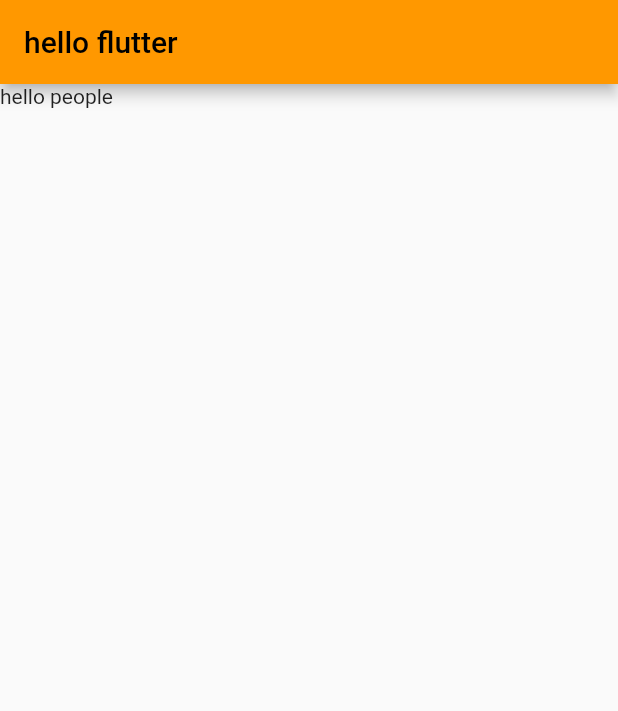
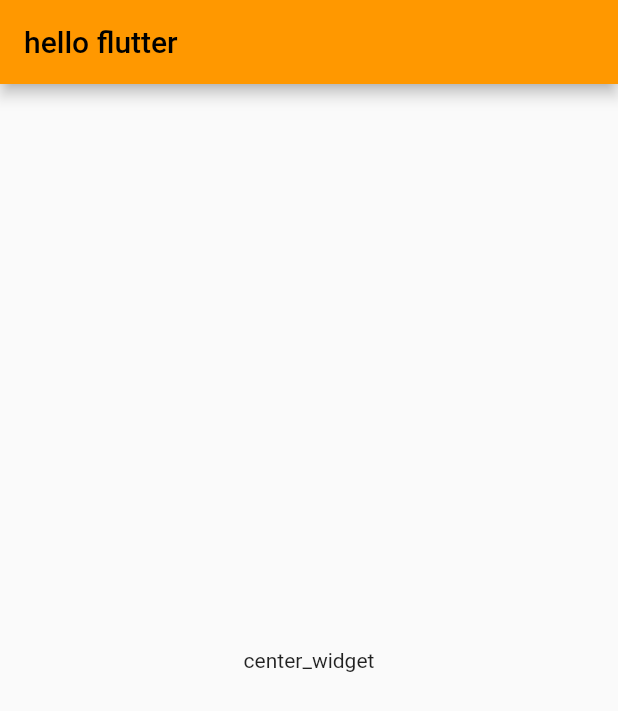
Before and after one commit to tossarporn/beginner_flutter, a Flutter app: the screen it shows after launch, on a phone screen of 412 x 824 dp. Shown: the top 711 px of the screen. Run offline on Flutter 3.47's test engine with Material 2 defaults, Android fonts, the phone set to English and light mode, and no system bars.

Commit message:
center_widget

```diff
--- a/lib/main.dart
+++ b/lib/main.dart
@@ -16,7 +16,9 @@ class Myapp extends StatelessWidget {
         appBar: AppBar(
           title: Text("hello flutter"),
         ),
-        body: Text("hello people"),
+        body: Center(
+          child: Text("center_widget"),
+          ),
       ),
       theme: ThemeData(primarySwatch: Colors.orange),
     );
```
